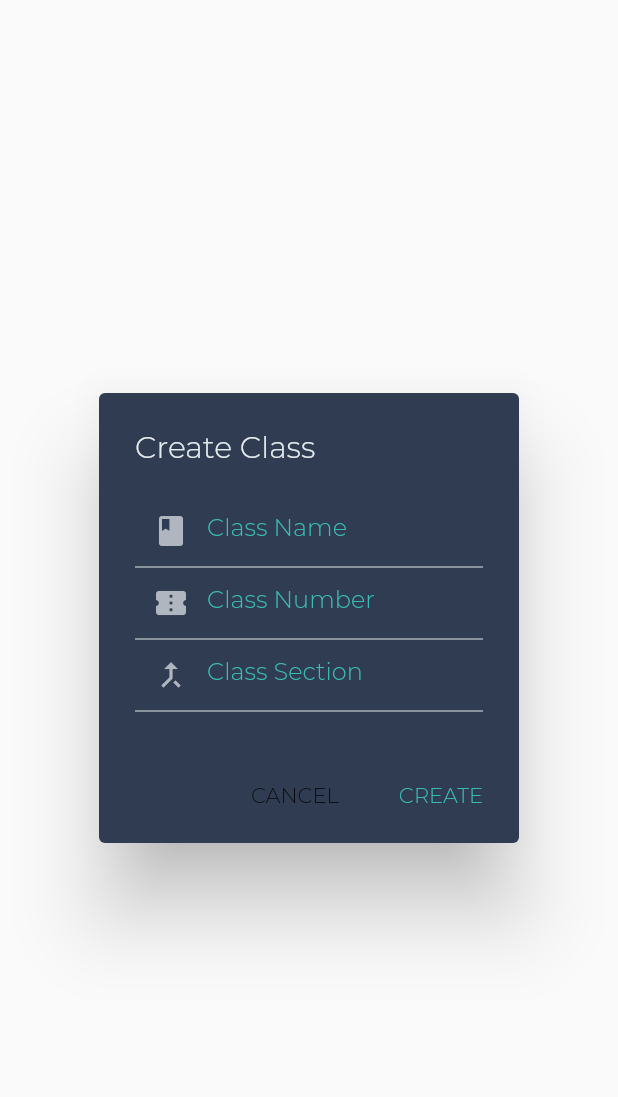
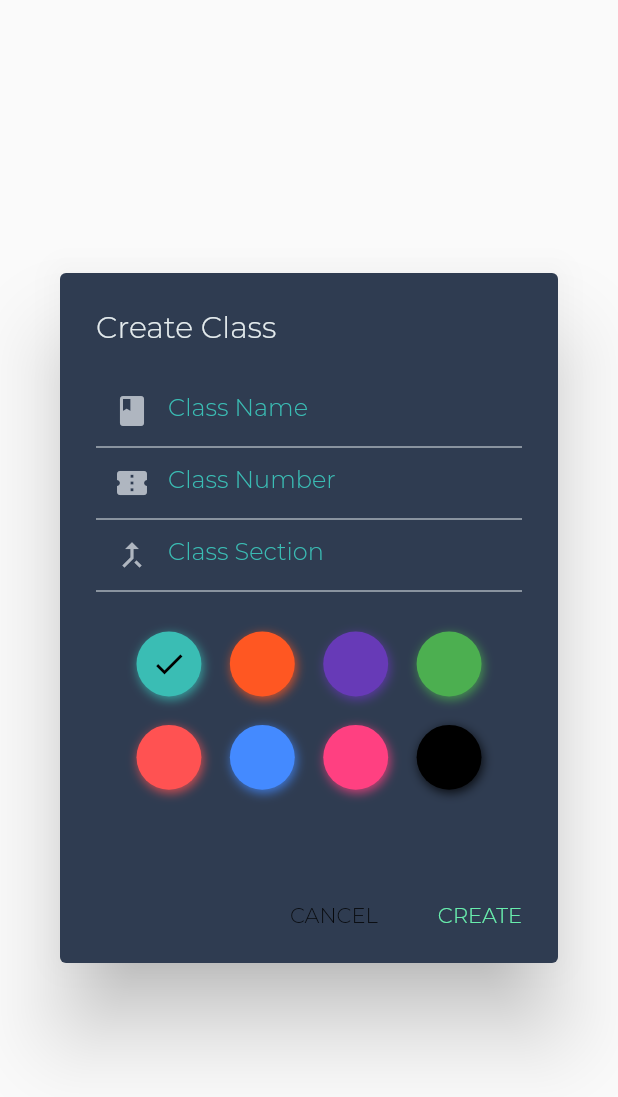
Before and after one commit to AndresGutierrez01/ScanIt, a Flutter app: the CreateClassForm widget shown alone on an empty page, opened directly with empty values, on a phone screen of 412 x 824 dp. Shown: the top 1097 px of the screen. Run offline on Flutter 3.47's test engine with Material 2 defaults, Android fonts, the phone set to English and light mode, and no system bars; drawn by our look-alikes of flutter_colorpicker; our stand-ins replace cloud_firestore, firebase_auth, flutter_slidable, flutter_spinkit; accounts and stored records are empty; network calls fail.

Commit message:
added class color picker

```diff
--- a/MobileApp/scanit/lib/pages/Class.dart
+++ b/MobileApp/scanit/lib/pages/Class.dart
@@ -1,5 +1,6 @@
 import 'package:flutter/material.dart';
 import 'package:scanit/utilites/AppColors.dart';
+
 
 class Class extends StatefulWidget {
   final String title;
--- a/MobileApp/scanit/lib/utilites/FirestoreTasks.dart
+++ b/MobileApp/scanit/lib/utilites/FirestoreTasks.dart
@@ -7,7 +7,7 @@ class FirestoreTasks {
   }
 
   static void createClass(
-      String className, String classNumber, String classSection) {
+      String className, String classNumber, String classSection, int color) {
     Firestore.instance
         .collection('users')
         .document(Auth.uid)
@@ -19,6 +19,7 @@ class FirestoreTasks {
       'section': classSection,
       'testCount': 0,
       'studentCount': 0,
+      'color': color
     });
   }
 
@@ -32,7 +33,7 @@ class FirestoreTasks {
   }
 
   static void editClass(String classId, String className, String classNumber,
-      String classSection) {
+      String classSection, int color) {
     Firestore.instance
         .collection('users')
         .document(Auth.uid)
@@ -42,6 +43,7 @@ class FirestoreTasks {
           'name': className,
           'number': classNumber,
           'section': classSection,
+          'color': color
         });
   }
 }
--- a/MobileApp/scanit/lib/widgets/ClassTile.dart
+++ b/MobileApp/scanit/lib/widgets/ClassTile.dart
@@ -48,7 +48,7 @@ class ClassTile extends StatelessWidget {
                 Container(
                     padding: EdgeInsets.all(10),
                     decoration: BoxDecoration(
-                        color: AppColors.aqua,
+                        color: Color(classData['color']),
                         borderRadius: BorderRadius.only(
                             topRight: Radius.circular(10),
                             topLeft: Radius.circular(10))),
--- a/MobileApp/scanit/lib/widgets/CreateClassForm.dart
+++ b/MobileApp/scanit/lib/widgets/CreateClassForm.dart
@@ -1,4 +1,5 @@
 import 'package:flutter/material.dart';
+import 'package:flutter_colorpicker/block_picker.dart';
 import 'package:scanit/utilites/AppColors.dart';
 
 class CreateClassForm extends StatelessWidget {
@@ -6,12 +7,13 @@ class CreateClassForm extends StatelessWidget {
   final TextEditingController numberCtr;
   final TextEditingController sectionCtr;
   final VoidCallback onCreate;
-  CreateClassForm({
-    @required this.nameCtr,
-    @required this.numberCtr,
-    @required this.sectionCtr,
-    @required this.onCreate
-  });
+  final Function(Color) onColor;
+  CreateClassForm(
+      {@required this.nameCtr,
+      @required this.numberCtr,
+      @required this.sectionCtr,
+      @required this.onCreate,
+      @required this.onColor});
 
   @override
   Widget build(BuildContext context) {
@@ -23,9 +25,7 @@ class CreateClassForm extends StatelessWidget {
       ),
       content: SingleChildScrollView(
         child: Container(
-          decoration: BoxDecoration(
-            borderRadius: BorderRadius.circular(10)
-          ),
+          decoration: BoxDecoration(borderRadius: BorderRadius.circular(10)),
           child: Column(
             children: <Widget>[
               TextField(
@@ -37,17 +37,24 @@ class CreateClassForm extends StatelessWidget {
                     hintStyle: TextStyle(color: AppColors.aqua),
                     border: InputBorder.none),
               ),
-              Divider(color: AppColors.white, height: 0,),
+              Divider(
+                color: AppColors.white,
+                height: 0,
+              ),
               TextField(
                 controller: numberCtr,
                 style: TextStyle(color: AppColors.aqua),
                 decoration: InputDecoration(
-                    prefixIcon: Icon(Icons.confirmation_number, color: AppColors.gray),
+                    prefixIcon:
+                        Icon(Icons.confirmation_number, color: AppColors.gray),
                     hintText: "Class Number",
                     hintStyle: TextStyle(color: AppColors.aqua),
                     border: InputBorder.none),
               ),
-              Divider(color: AppColors.white, height: 0,),
+              Divider(
+                color: AppColors.white,
+                height: 0,
+              ),
               TextField(
                 controller: sectionCtr,
                 style: TextStyle(color: AppColors.aqua),
@@ -57,7 +64,28 @@ class CreateClassForm extends StatelessWidget {
                     hintStyle: TextStyle(color: AppColors.aqua),
                     border: InputBorder.none),
               ),
-              Divider(color: AppColors.white, height: 0,),
+              Divider(
+                color: AppColors.white,
+                height: 0,
+              ),
+              Container(
+                height: 120,
+                margin: EdgeInsets.all(20),
+                child: BlockPicker(
+                  pickerColor: AppColors.aqua,
+                  onColorChanged: onColor,
+                  availableColors: [
+                    AppColors.aqua,
+                    Colors.deepOrange,
+                    Colors.deepPurple,
+                    Colors.green,
+                    Colors.redAccent,
+                    Colors.blueAccent,
+                    Colors.pinkAccent,
+                    Colors.black,
+                  ],
+                ),
+              ),
             ],
           ),
         ),
@@ -72,7 +100,7 @@ class CreateClassForm extends StatelessWidget {
         FlatButton(
           child: Text(
             'CREATE',
-            style: TextStyle(color: AppColors.aqua),
+            style: TextStyle(color: Colors.greenAccent),
           ),
           onPressed: onCreate,
         )
--- a/MobileApp/scanit/pubspec.yaml
+++ b/MobileApp/scanit/pubspec.yaml
@@ -23,6 +23,8 @@ dependencies:
   cloud_firestore: ^0.12.9+5
   flutter_spinkit: "^4.0.0"
   flutter_slidable: ^0.5.3
+  flutter_colorpicker: any
+
   # The following adds the Cupertino Icons font to your application.
   # Use with the CupertinoIcons class for iOS style icons.
   cupertino_icons: ^0.1.2
```
Also changed, not shown: MobileApp/scanit/lib/pages/Classes.dart (+13 -2 lines), MobileApp/scanit/lib/widgets/EditClassForm.dart (+24 -1 lines), MobileApp/scanit/pubspec.lock.
